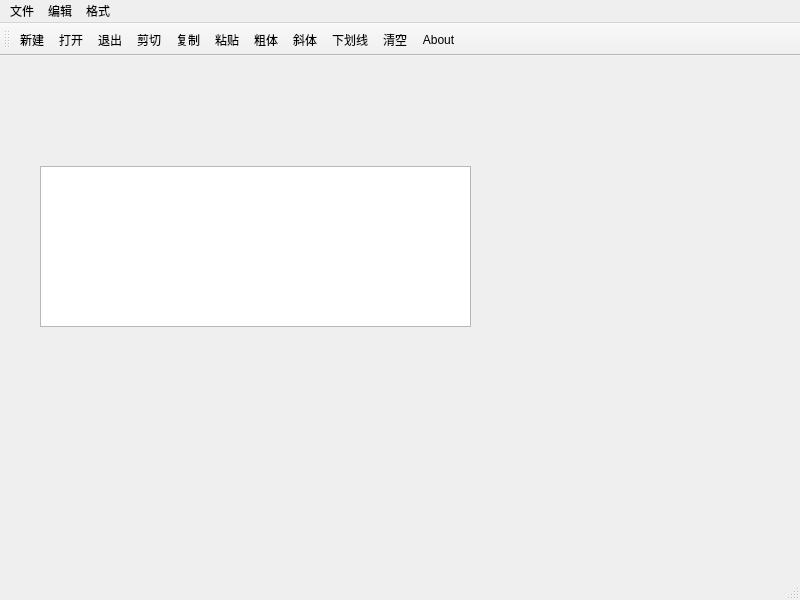
First picture: the form in mainwindow.ui, repository Gxiao0/QTCourse, before the edit.
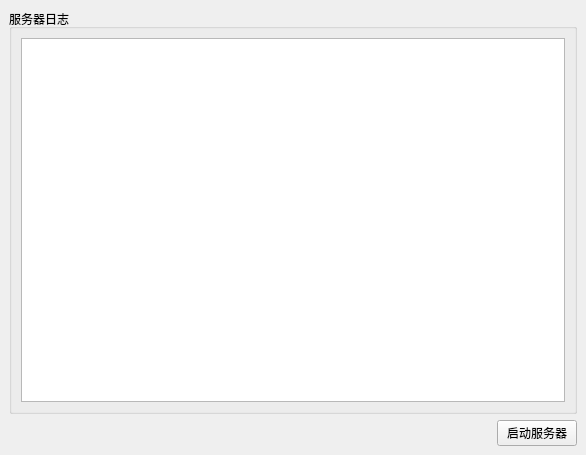
Second picture: the form after the edit. Icons and pictures are not drawn.

```diff
--- a/mainwindow.ui
+++ b/mainwindow.ui
@@ -6,260 +6,53 @@
    <rect>
     <x>0</x>
     <y>0</y>
-    <width>800</width>
-    <height>600</height>
+    <width>586</width>
+    <height>455</height>
    </rect>
   </property>
   <property name="windowTitle">
-   <string>MainWindow</string>
-  </property>
-  <property name="toolButtonStyle">
-   <enum>Qt::ToolButtonStyle::ToolButtonTextUnderIcon</enum>
+   <string>服务器</string>
   </property>
   <widget class="QWidget" name="centralwidget">
-   <widget class="QTextEdit" name="textEdit">
-    <property name="geometry">
-     <rect>
-      <x>40</x>
-      <y>110</y>
-      <width>431</width>
-      <height>161</height>
-     </rect>
-    </property>
-   </widget>
+   <layout class="QVBoxLayout" name="verticalLayout_2">
+    <item>
+     <widget class="QGroupBox" name="groupBox">
+      <property name="title">
+       <string>服务器日志</string>
+      </property>
+      <layout class="QVBoxLayout" name="verticalLayout">
+       <item>
+        <widget class="QPlainTextEdit" name="logEditor"/>
+       </item>
+      </layout>
+     </widget>
+    </item>
+    <item>
+     <layout class="QHBoxLayout" name="horizontalLayout">
+      <item>
+       <spacer name="horizontalSpacer">
+        <property name="orientation">
+         <enum>Qt::Orientation::Horizontal</enum>
+        </property>
+        <property name="sizeHint" stdset="0">
+         <size>
+          <width>40</width>
+          <height>20</height>
+         </size>
+        </property>
+       </spacer>
+      </item>
+      <item>
+       <widget class="QPushButton" name="startStopButton">
+        <property name="text">
+         <string>启动服务器</string>
+        </property>
+       </widget>
+      </item>
+     </layout>
+    </item>
+   </layout>
   </widget>
-  <widget class="QMenuBar" name="menubar">
-   <property name="geometry">
-    <rect>
-     <x>0</x>
-     <y>0</y>
-     <width>800</width>
-     <height>25</height>
-    </rect>
-   </property>
-   <widget class="QMenu" name="menu">
-    <property name="title">
-     <string>文件</string>
-    </property>
-    <addaction name="actionxin"/>
-    <addaction name="actOpen"/>
-    <addaction name="actOut"/>
-   </widget>
-   <widget class="QMenu" name="menu_2">
-    <property name="title">
-     <string>编辑</string>
-    </property>
-    <addaction name="actCut"/>
-    <addaction name="actCopy"/>
-    <addaction name="actPaste"/>
-    <addaction name="actClear"/>
-   </widget>
-   <widget class="QMenu" name="menu_3">
-    <property name="title">
-     <string>格式</string>
-    </property>
-    <addaction name="actBold"/>
-    <addaction name="actItalic"/>
-    <addaction name="actUnder"/>
-   </widget>
-   <addaction name="menu"/>
-   <addaction name="menu_2"/>
-   <addaction name="menu_3"/>
-  </widget>
-  <widget class="QStatusBar" name="statusbar"/>
-  <widget class="QToolBar" name="toolBar">
-   <property name="windowTitle">
-    <string>toolBar</string>
-   </property>
-   <attribute name="toolBarArea">
-    <enum>TopToolBarArea</enum>
-   </attribute>
-   <attribute name="toolBarBreak">
-    <bool>false</bool>
-   </attribute>
-   <addaction name="actionxin"/>
-   <addaction name="actOpen"/>
-   <addaction name="actOut"/>
-   <addaction name="actCut"/>
-   <addaction name="actCopy"/>
-   <addaction name="actPaste"/>
-   <addaction name="actBold"/>
-   <addaction name="actItalic"/>
-   <addaction name="actUnder"/>
-   <addaction name="actClear"/>
-   <addaction name="actAbout"/>
-  </widget>
-  <action name="actionxin">
-   <property name="icon">
-    <iconset resource="res.qrc">
-     <normaloff>:/images/images/new2.bmp</normaloff>:/images/images/new2.bmp</iconset>
-   </property>
-   <property name="text">
-    <string>新建</string>
-   </property>
-   <property name="toolTip">
-    <string>新建文件</string>
-   </property>
-  </action>
-  <action name="actOpen">
-   <property name="icon">
-    <iconset resource="res.qrc">
-     <normaloff>:/images/images/open3.bmp</normaloff>:/images/images/open3.bmp</iconset>
-   </property>
-   <property name="text">
-    <string>打开</string>
-   </property>
-   <property name="toolTip">
-    <string>打开文件</string>
-   </property>
-   <property name="menuRole">
-    <enum>QAction::MenuRole::NoRole</enum>
-   </property>
-  </action>
-  <action name="actOut">
-   <property name="icon">
-    <iconset resource="res.qrc">
-     <normaloff>:/images/images/exit.bmp</normaloff>:/images/images/exit.bmp</iconset>
-   </property>
-   <property name="text">
-    <string>退出</string>
-   </property>
-   <property name="toolTip">
-    <string>退出文件</string>
-   </property>
-   <property name="menuRole">
-    <enum>QAction::MenuRole::NoRole</enum>
-   </property>
-  </action>
-  <action name="actCut">
-   <property name="icon">
-    <iconset resource="res.qrc">
-     <normaloff>:/images/images/cut.bmp</normaloff>:/images/images/cut.bmp</iconset>
-   </property>
-   <property name="text">
-    <string>剪切</string>
-   </property>
-   <property name="toolTip">
-    <string>剪切</string>
-   </property>
-   <property name="menuRole">
-    <enum>QAction::MenuRole::NoRole</enum>
-   </property>
-  </action>
-  <action name="actCopy">
-   <property name="icon">
-    <iconset resource="res.qrc">
-     <normaloff>:/images/images/120.bmp</normaloff>:/images/images/120.bmp</iconset>
-   </property>
-   <property name="text">
-    <string>复制</string>
-   </property>
-   <property name="toolTip">
-    <string>复制</string>
-   </property>
-   <property name="menuRole">
-    <enum>QAction::MenuRole::NoRole</enum>
-   </property>
-  </action>
-  <action name="actPaste">
-   <property name="icon">
-    <iconset resource="res.qrc">
-     <normaloff>:/images/images/paste.bmp</normaloff>:/images/images/paste.bmp</iconset>
-   </property>
-   <property name="text">
-    <string>粘贴</string>
-   </property>
-   <property name="toolTip">
-    <string>粘贴</string>
-   </property>
-   <property name="menuRole">
-    <enum>QAction::MenuRole::NoRole</enum>
-   </property>
-  </action>
-  <action name="actBold">
-   <property name="checkable">
-    <bool>true</bool>
-   </property>
-   <property name="icon">
-    <iconset resource="res.qrc">
-     <normaloff>:/images/images/BLD.BMP</normaloff>:/images/images/BLD.BMP</iconset>
-   </property>
-   <property name="text">
-    <string>粗体</string>
-   </property>
-   <property name="toolTip">
-    <string>粗体</string>
-   </property>
-   <property name="menuRole">
-    <enum>QAction::MenuRole::NoRole</enum>
-   </property>
-  </action>
-  <action name="actItalic">
-   <property name="checkable">
-    <bool>true</bool>
-   </property>
-   <property name="icon">
-    <iconset resource="res.qrc">
-     <normaloff>:/images/images/ITL.BMP</normaloff>:/images/images/ITL.BMP</iconset>
-   </property>
-   <property name="text">
-    <string>斜体</string>
-   </property>
-   <property name="toolTip">
-    <string>斜体</string>
-   </property>
-   <property name="menuRole">
-    <enum>QAction::MenuRole::NoRole</enum>
-   </property>
-  </action>
-  <action name="actUnder">
-   <property name="checkable">
-    <bool>true</bool>
-   </property>
-   <property name="icon">
-    <iconset resource="res.qrc">
-     <normaloff>:/images/images/WORDUNDR.BMP</normaloff>:/images/images/WORDUNDR.BMP</iconset>
-   </property>
-   <property name="text">
-    <string>下划线</string>
-   </property>
-   <property name="toolTip">
-    <string>下划线</string>
-   </property>
-   <property name="menuRole">
-    <enum>QAction::MenuRole::NoRole</enum>
-   </property>
-  </action>
-  <action name="actClear">
-   <property name="icon">
-    <iconset resource="res.qrc">
-     <normaloff>:/images/images/103.bmp</normaloff>:/images/images/103.bmp</iconset>
-   </property>
-   <property name="text">
-    <string>清空</string>
-   </property>
-   <property name="toolTip">
-    <string>清空</string>
-   </property>
-   <property name="menuRole">
-    <enum>QAction::MenuRole::NoRole</enum>
-   </property>
-  </action>
-  <action name="actAbout">
-   <property name="icon">
-    <iconset resource="res.qrc">
-     <normaloff>:/images/images/430.bmp</normaloff>:/images/images/430.bmp</iconset>
-   </property>
-   <property name="text">
-    <string>About</string>
-   </property>
-   <property name="toolTip">
-    <string>关于</string>
-   </property>
-   <property name="menuRole">
-    <enum>QAction::MenuRole::NoRole</enum>
-   </property>
-  </action>
  </widget>
  <resources>
   <include location="res.qrc"/>
```
Left out of the diff: 87 changed lines with no effect on the pictures.
